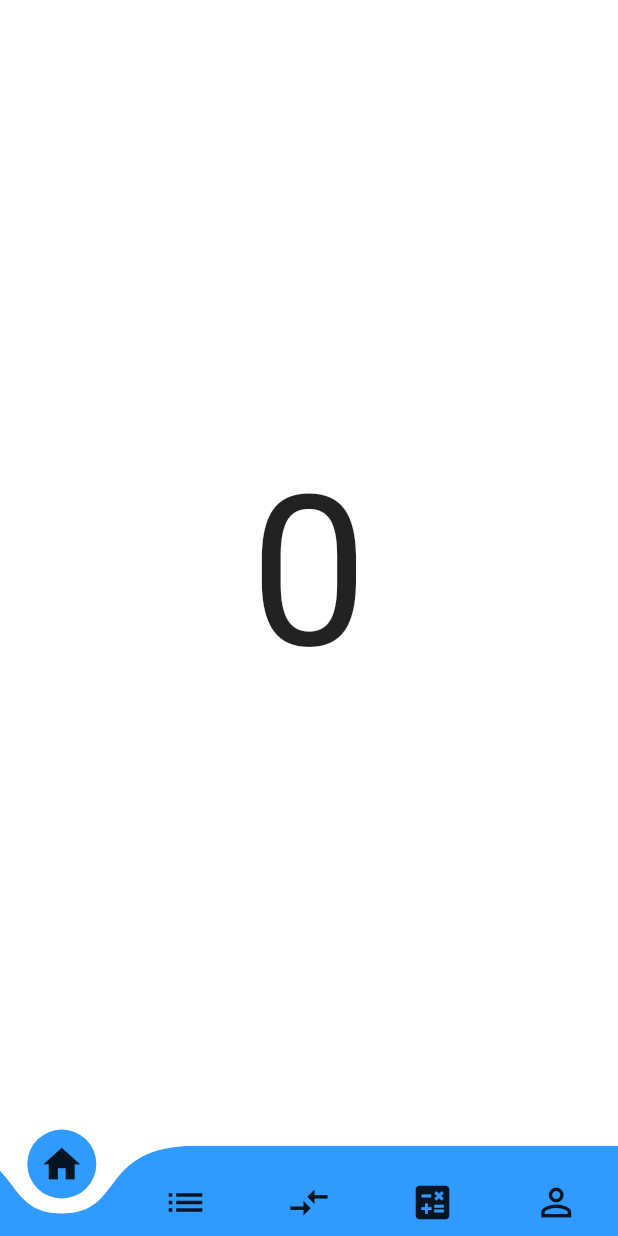
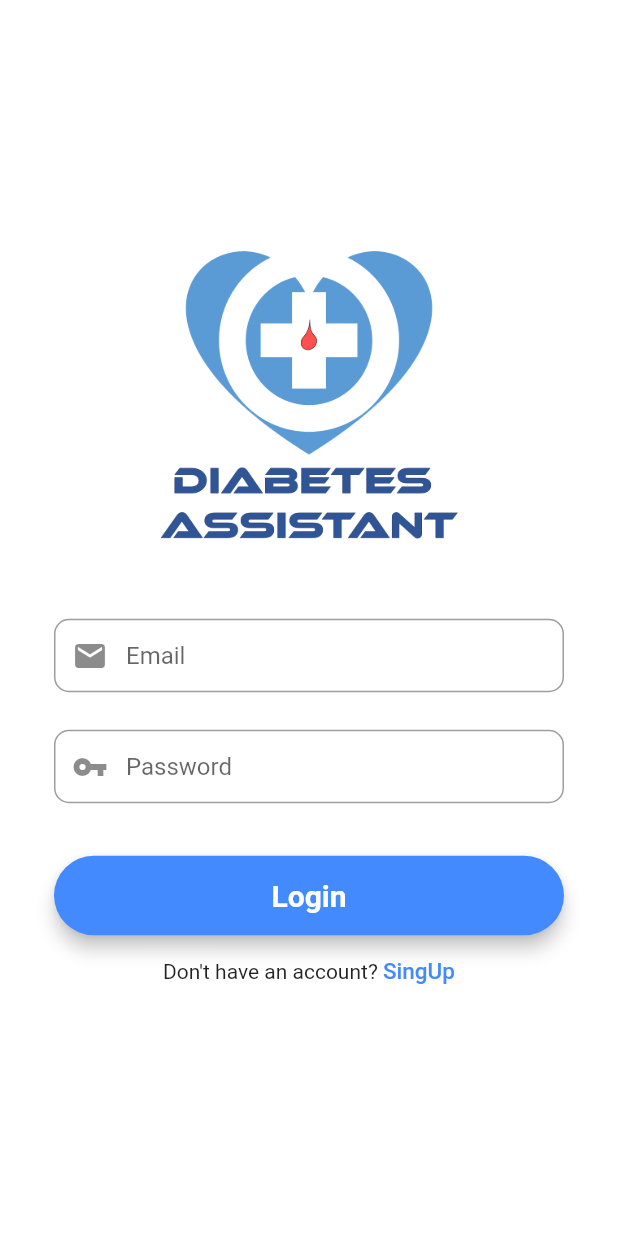
Before and after one commit to magdaniele/DIABETES_ASSISTANT, a Flutter app: the screen it shows after launch, on a phone screen of 412 x 824 dp. Run offline on Flutter 3.47's test engine with Material 2 defaults, Android fonts, the phone set to English and light mode, and no system bars; drawn by our look-alikes of curved_navigation_bar; our stand-ins replace firebase_core; accounts and stored records are empty.

Commit message:
Feat: :sparkles: Logging interface

```diff
--- a/lib/main.dart
+++ b/lib/main.dart
@@ -1,67 +1,17 @@
-import 'package:firebase_core/firebase_core.dart';
+import 'package:diabetes_assistant/pages/login.dart';
 import 'package:flutter/material.dart';
-import 'package:curved_navigation_bar/curved_navigation_bar.dart';
 
-Future<void>  main () async => {
-  WidgetsFlutterBinding.ensureInitialized(),
-  runApp(MaterialApp(home: BottomNavBar()))
-};
-
-class BottomNavBar extends StatefulWidget {
-  @override
-  _BottomNavBarState createState() => _BottomNavBarState();
+void main(){
+  runApp (MyApp());
 }
 
-class _BottomNavBarState extends State<BottomNavBar> {
-  int _page = 0;
-
-  GlobalKey<CurvedNavigationBarState> _bottomNavigationKey = GlobalKey();
-  final Future<FirebaseApp> _fbApp =  Firebase.initializeApp();
-
+class MyApp extends StatelessWidget{
   @override
-  Widget build(BuildContext context) {
-    return Scaffold(
-        bottomNavigationBar: CurvedNavigationBar(
-          key: _bottomNavigationKey,
-          index: _page,
-          height: 60.0,
-          items: <Widget>[
-            const Icon(Icons.home, size: 30),
-            const Icon(Icons.list, size: 30),
-            const Icon(Icons.compare_arrows, size: 30),
-            const Icon(Icons.calculate, size: 30),
-            const Icon(Icons.perm_identity, size: 30),
-          ],
-          color: Color.fromARGB(255, 47, 154, 255),
-          buttonBackgroundColor: Color.fromARGB(255, 47, 154, 255),
-          backgroundColor: Colors.white,
-          animationCurve: Curves.easeInOut,
-          animationDuration: const Duration(milliseconds: 600),
-          onTap: (index) {
-            setState(() {
-              _page = index;
-            });
-          },
-          letIndexChange: (index) => true,
-        ),
-        body: Container(
-          color: Colors.white,
-          child: Center(
-            child: Column(
-              mainAxisAlignment: MainAxisAlignment.center,
-              children: <Widget>[
-                Text(_page.toString(), textScaleFactor: 10.0),
-                /* ElevatedButton(
-                  child: Text('Go To Page of index 1'),
-                  onPressed: () {
-                    final CurvedNavigationBarState? navBarState =
-                        _bottomNavigationKey.currentState;
-                    navBarState?.setPage(1);
-                  } ,
-                )*/
-              ],
-            ) ,
-          ),
-        ));
+  Widget build(BuildContext context){
+    return MaterialApp(
+      title: 'Login Demo',
+      theme: ThemeData( primarySwatch: Colors.blue,),
+      home: Login(),
+    );
   }
 }
--- /dev/null
+++ b/lib/mainOld.dart
@@ -0,0 +1,67 @@
+import 'package:firebase_core/firebase_core.dart';
+import 'package:flutter/material.dart';
+import 'package:curved_navigation_bar/curved_navigation_bar.dart';
+
+Future<void>  main () async => {
+  WidgetsFlutterBinding.ensureInitialized(),
+  runApp(MaterialApp(home: BottomNavBar()))
+};
+
+class BottomNavBar extends StatefulWidget {
+  @override
+  _BottomNavBarState createState() => _BottomNavBarState();
+}
+
+class _BottomNavBarState extends State<BottomNavBar> {
+  int _page = 0;
+
+  GlobalKey<CurvedNavigationBarState> _bottomNavigationKey = GlobalKey();
+  final Future<FirebaseApp> _fbApp =  Firebase.initializeApp();
+
+  @override
+  Widget build(BuildContext context) {
+    return Scaffold(
+        bottomNavigationBar: CurvedNavigationBar(
+          key: _bottomNavigationKey,
+          index: _page,
+          height: 60.0,
+          items: <Widget>[
+            const Icon(Icons.home, size: 30),
+            const Icon(Icons.list, size: 30),
+            const Icon(Icons.compare_arrows, size: 30),
+            const Icon(Icons.calculate, size: 30),
+            const Icon(Icons.perm_identity, size: 30),
+          ],
+          color: Color.fromARGB(255, 47, 154, 255),
+          buttonBackgroundColor: Color.fromARGB(255, 47, 154, 255),
+          backgroundColor: Colors.white,
+          animationCurve: Curves.easeInOut,
+          animationDuration: const Duration(milliseconds: 600),
+          onTap: (index) {
+            setState(() {
+              _page = index;
+            });
+          },
+          letIndexChange: (index) => true,
+        ),
+        body: Container(
+          color: Colors.white,
+          child: Center(
+            child: Column(
+              mainAxisAlignment: MainAxisAlignment.center,
+              children: <Widget>[
+                Text(_page.toString(), textScaleFactor: 10.0),
+                /* ElevatedButton(
+                  child: Text('Go To Page of index 1'),
+                  onPressed: () {
+                    final CurvedNavigationBarState? navBarState =
+                        _bottomNavigationKey.currentState;
+                    navBarState?.setPage(1);
+                  } ,
+                )*/
+              ],
+            ) ,
+          ),
+        ));
+  }
+}
--- /dev/null
+++ b/lib/pages/login.dart
@@ -0,0 +1,117 @@
+import 'package:flutter/material.dart';
+
+class Login extends StatefulWidget {
+  const Login({Key? key}) : super(key: key);
+
+  @override
+  State<Login> createState() => _LoginState();
+}
+
+class _LoginState extends State<Login> {
+  final _formKey = GlobalKey<FormState>();
+
+  final TextEditingController emailController = new TextEditingController();
+  final TextEditingController passwordController = new TextEditingController();
+  @override
+  Widget build(BuildContext context) {
+    final emailField = TextField(
+      autofocus: false,
+      controller: emailController,
+      keyboardType: TextInputType.emailAddress,
+      onSubmitted: (value) {
+        emailController.text = value;
+      },
+      textInputAction: TextInputAction.next,
+      decoration: InputDecoration(
+        prefixIcon: Icon(Icons.mail),
+        contentPadding: EdgeInsets.fromLTRB(20, 15, 20, 15),
+        hintText: 'Email',
+        border: OutlineInputBorder(borderRadius: BorderRadius.circular(10)),
+      ),
+    );
+
+    final passwordField = TextField(
+      autofocus: false,
+      controller: passwordController,
+      obscureText: true,
+      onSubmitted: (value) {
+        passwordController.text = value;
+      },
+      textInputAction: TextInputAction.next,
+      decoration: InputDecoration(
+        prefixIcon: Icon(Icons.vpn_key),
+        contentPadding: EdgeInsets.fromLTRB(20, 15, 20, 15),
+        hintText: 'Password',
+        border: OutlineInputBorder(borderRadius: BorderRadius.circular(10)),
+      ),
+    );
+
+    final loginButton = Material(
+      elevation: 5,
+      borderRadius: BorderRadius.circular(30),
+      color: Colors.blueAccent,
+      child: MaterialButton(
+        padding: EdgeInsets.fromLTRB(20, 15, 20, 15),
+        minWidth: MediaQuery.of(context).size.width,
+        onPressed: () {},
+        child: Text(
+          'Login',
+          textAlign: TextAlign.center,
+          style: TextStyle(
+              fontSize: 20, color: Colors.white, fontWeight: FontWeight.bold),
+        ),
+      ),
+    );
+
+    return Scaffold(
+      backgroundColor: Colors.white,
+      body: Center(
+          child: SingleChildScrollView(
+        child: Container(
+          color: Colors.white,
+          child: Padding(
+            padding: const EdgeInsets.all(36.0),
+            child: Form(
+              key: _formKey,
+              child: Column(
+                  mainAxisAlignment: MainAxisAlignment.center,
+                  crossAxisAlignment: CrossAxisAlignment.center,
+                  children: <Widget>[
+                    SizedBox(
+                      height: 200,
+                      child: Image.asset(
+                        'assets/Logo1.png',
+                        fit: BoxFit.contain,
+                      ),
+                    ),
+                    SizedBox(height: 45),
+                    emailField,
+                    SizedBox(height: 25),
+                    passwordField,
+                    SizedBox(height: 35),
+                    loginButton,
+                    SizedBox(height: 15),
+                    Row(
+                      mainAxisAlignment: MainAxisAlignment.center,
+                      children: <Widget>[
+                        Text("Don't have an account? "),
+                        GestureDetector(
+                          onTap: (){},
+                          child: Text(
+                            'SingUp',
+                            style: TextStyle(
+                              color: Colors.blueAccent,
+                              fontWeight: FontWeight.w500,
+                              fontSize: 15),
+                          ),
+                        )
+                      ],
+                    )
+                  ]),
+            ),
+          ),
+        ),
+      )),
+    );
+  }
+}
--- /dev/null
+++ b/lib/pages/singUp.dart
@@ -0,0 +1 @@
+import 'package:flutter/material.dart';
```
Also changed, not shown: pubspec.yaml (+4 -3 lines), assets/Logo.png (added), assets/Logo1.png (added), assets/Logo_clearest.png (added).
